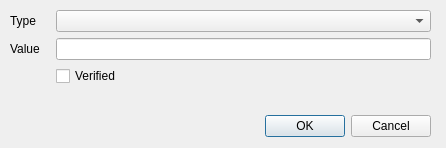
This is ui/channeldialog.ui in jgaa/f-crm as Qt 5 draws it before an edit. The edited form follows.
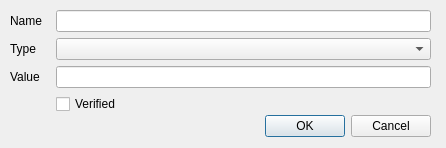
This is the edited form.

```diff
--- a/ui/channeldialog.ui
+++ b/ui/channeldialog.ui
@@ -35,18 +35,18 @@
      <x>10</x>
      <y>10</y>
      <width>421</width>
-     <height>91</height>
+     <height>106</height>
     </rect>
    </property>
    <layout class="QFormLayout" name="formLayout">
-    <item row="0" column="0">
+    <item row="1" column="0">
      <widget class="QLabel" name="label">
       <property name="text">
        <string>Type</string>
       </property>
      </widget>
     </item>
-    <item row="0" column="1">
+    <item row="1" column="1">
      <widget class="QComboBox" name="type">
       <property name="insertPolicy">
        <enum>QComboBox::InsertAlphabetically</enum>
@@ -56,17 +56,17 @@
       </property>
      </widget>
     </item>
-    <item row="1" column="0">
+    <item row="2" column="0">
      <widget class="QLabel" name="label_2">
       <property name="text">
        <string>Value</string>
       </property>
      </widget>
     </item>
-    <item row="1" column="1">
+    <item row="2" column="1">
      <widget class="QLineEdit" name="value"/>
     </item>
-    <item row="2" column="0">
+    <item row="3" column="0">
      <spacer name="horizontalSpacer">
       <property name="orientation">
        <enum>Qt::Horizontal</enum>
@@ -79,13 +79,23 @@
       </property>
      </spacer>
     </item>
-    <item row="2" column="1">
+    <item row="3" column="1">
      <widget class="QCheckBox" name="verified">
       <property name="text">
        <string>Verified</string>
       </property>
      </widget>
     </item>
+    <item row="0" column="0">
+     <widget class="QLabel" name="label_3">
+      <property name="text">
+       <string>Name</string>
+      </property>
+     </widget>
+    </item>
+    <item row="0" column="1">
+     <widget class="QLineEdit" name="name"/>
+    </item>
    </layout>
   </widget>
  </widget>
```
